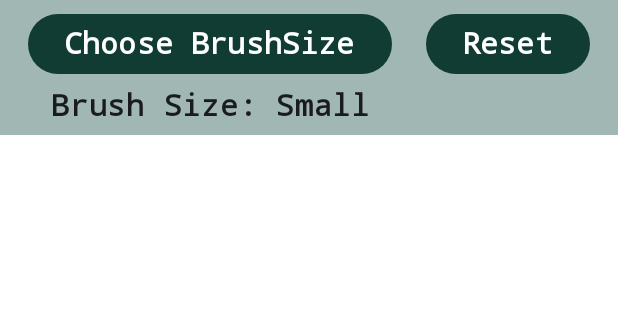
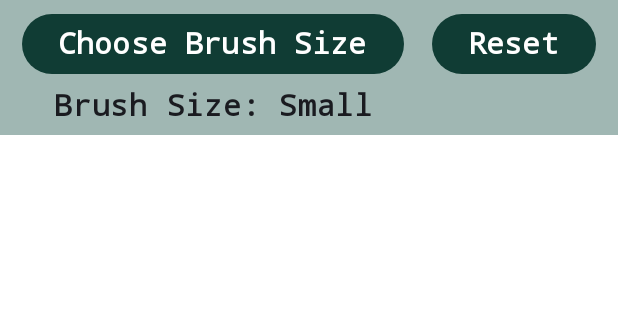
Before and after one commit to agsmarr/IAO8_Technical, an Android app built with Jetpack Compose: the screen it shows after launch (MainActivity), on a phone screen of 412 x 824 dp, the part 96-416 px from its top. Run offline under Robolectric (Android 15) with nearby library versions, the phone set to English and light mode, and no system bars.

Commit message:
Implemented drawing functionality

```diff
--- a/app/build.gradle.kts
+++ b/app/build.gradle.kts
@@ -44,6 +44,7 @@ dependencies {
     implementation(libs.androidx.compose.ui.tooling.preview)
     implementation(libs.androidx.core.ktx)
     implementation(libs.androidx.lifecycle.runtime.ktx)
+    //implementation(libs.androidx.ui.graphics)
     testImplementation(libs.junit)
     androidTestImplementation(platform(libs.androidx.compose.bom))
     androidTestImplementation(libs.androidx.compose.ui.test.junit4)
--- a/app/src/main/java/com/example/doodle/MainActivity.kt
+++ b/app/src/main/java/com/example/doodle/MainActivity.kt
@@ -13,13 +13,12 @@ import androidx.compose.material3.Scaffold
 import androidx.compose.material3.Text
 import androidx.compose.runtime.Composable
 import androidx.compose.ui.Modifier
-import androidx.compose.ui.tooling.preview.Preview
 import com.example.doodle.ui.theme.DoodleTheme
-import androidx.compose.foundation.layout.Box
 import androidx.compose.material3.CenterAlignedTopAppBar
 import androidx.compose.material3.ExperimentalMaterial3Api
 import androidx.compose.material3.MaterialTheme
 import androidx.compose.ui.graphics.Color
+import androidx.compose.ui.graphics.Path
 import androidx.compose.material3.TopAppBarDefaults
 import androidx.compose.ui.text.font.FontFamily
 import androidx.compose.ui.text.style.TextOverflow
@@ -39,21 +38,28 @@ import androidx.compose.ui.Alignment
 import androidx.compose.ui.text.font.FontWeight
 import androidx.compose.ui.unit.dp
 import androidx.compose.ui.unit.sp
+import androidx.compose.foundation.gestures.detectDragGestures
+import androidx.compose.runtime.mutableStateListOf
+import androidx.compose.ui.input.pointer.pointerInput
+import androidx.compose.ui.geometry.Offset
+import androidx.compose.ui.graphics.drawscope.Stroke
 
 val DarkGreen = Color(0xFF103C34)
 val lightGreen = Color(0xFFA0B7B3)
-var brushSize = "Small"
+var brushSize = 10f
 
-var isClear = true
-
+data class StrokePath(
+    val path: Path,
+    val width: Float
+    )
 class MainActivity : ComponentActivity() {
     override fun onCreate(savedInstanceState: Bundle?) {
         super.onCreate(savedInstanceState)
         enableEdgeToEdge()
         setContent {
             DoodleTheme {
+                val paths = remember { mutableStateListOf<StrokePath>() }
                 Scaffold(modifier = Modifier.fillMaxSize()) { innerPadding ->
-
                     Column(
                         modifier = Modifier.padding(innerPadding)
                     ) {
@@ -66,16 +72,16 @@ class MainActivity : ComponentActivity() {
                             horizontalArrangement = Arrangement.SpaceEvenly
                         ) {
                             DropMenu()
-                            ResetButton(onClick = { isClear = true })
+                            ResetButton(onClick = { paths.clear() })
                         }
-                        Canvas()
+                        DrawCanvas(paths)
                     }
                 }
             }
         }
     }
 }
-
+//Header
 @OptIn(ExperimentalMaterial3Api::class)
 @Composable
 fun HeaderBar() {
@@ -97,7 +103,7 @@ fun HeaderBar() {
                 }
     )
 }
-//Dropdown button
+//Dropdown button to select brush size
 @Composable
 fun DropdownButton(onClick: () -> Unit) {
     Column (
@@ -111,7 +117,7 @@ fun DropdownButton(onClick: () -> Unit) {
             )
         )
         {
-            Text("Choose BrushSize",
+            Text("Choose Brush Size",
                 fontSize = 20.sp,
                 fontFamily = FontFamily.Monospace,
                 fontWeight = FontWeight.Bold,
@@ -120,6 +126,7 @@ fun DropdownButton(onClick: () -> Unit) {
         }
     }
 }
+//Dropdown feature for brush size button
 @Composable
 fun DropMenu() {
     Column (horizontalAlignment =
@@ -133,25 +140,35 @@ fun DropMenu() {
     ) {
         DropdownMenuItem(
             text = { Text("Small") },
-            onClick = { expanded = false; brushSize = "Small"}
+            onClick = { expanded = false; brushSize = 10f }
         )
         DropdownMenuItem(
             text = { Text("Medium") },
-            onClick = { expanded = false; brushSize = "Medium" }
+            onClick = { expanded = false; brushSize = 40f }
         )
         DropdownMenuItem(
             text = { Text("Large") },
-            onClick = { expanded = false; brushSize = "Large" }
+            onClick = { expanded = false; brushSize = 70f }
         )
 }
-    Text("Brush Size: $brushSize",
+        var size: String
+        if (brushSize == 10f) {
+            size = "Small"
+        }
+        else if (brushSize == 40f) {
+            size = "Medium"
+        }
+        else {
+            size = "Large"
+        }
+    Text("Brush Size: $size",
         fontSize = 20.sp,
         fontFamily = FontFamily.Monospace,
         fontWeight = FontWeight.ExtraBold
         )
 }
 }
-
+//Button to reset the canvas
 @Composable
 fun ResetButton(onClick: () -> Unit) {
     FilledTonalButton(onClick = {onClick() },
@@ -170,7 +187,8 @@ fun ResetButton(onClick: () -> Unit) {
 
 //Setup canvas to listen for drag events
 @Composable
-fun Canvas() {
+fun DrawCanvas(pathsRef: MutableList<StrokePath>) {
+    var currentPath by remember {mutableStateOf(StrokePath(Path(), 10f))}
     Column {
     Canvas(modifier =
         Modifier
@@ -178,6 +196,39 @@ fun Canvas() {
             .height(80.dp)
             .weight(1f)
             .background(Color.White)
-    ) { }
+            .pointerInput(Unit) {
+            detectDragGestures(
+                onDragStart = { offset: Offset ->
+                    val newPath = Path()
+                    newPath.moveTo(offset.x, offset.y)
+                    val newStrokePath = StrokePath(newPath, brushSize)
+                    currentPath = newStrokePath
+                },
+                onDrag = {change, dragAmount ->
+                    val updatedPath = Path()
+                    updatedPath.addPath(currentPath.path)
+
+                    updatedPath.lineTo(
+                        change.position.x,
+                        change.position.y
+                    )
+                    currentPath = StrokePath(updatedPath,currentPath.width)
+                },
+                onDragEnd = {
+                    pathsRef.add(currentPath)
+                    currentPath = StrokePath(Path(), 10f)
+                }
+            )
+            }
+    ) {
+        pathsRef.forEach { ref: StrokePath ->
+            drawPath(
+                ref.path,
+                Color.Black,
+                style = Stroke(width = ref.width)
+            )
+        }
+        drawPath(currentPath.path, Color.Black, style = Stroke(width = currentPath.width))
+    }
     }
 }
--- a/gradle/libs.versions.toml
+++ b/gradle/libs.versions.toml
@@ -7,7 +7,8 @@ espressoCore = "3.5.1"
 lifecycleRuntimeKtx = "2.6.1"
 activityCompose = "1.8.0"
 kotlin = "2.2.10"
-composeBom = "2026.02.01"
+composeBom = "2025.12.00"
+uiGraphics = "1.13.0"
 
 [libraries]
 androidx-core-ktx = { group = "androidx.core", name = "core-ktx", version.ref = "coreKtx" }
@@ -24,6 +25,7 @@ androidx-compose-ui-tooling-preview = { group = "androidx.compose.ui", name = "u
 androidx-compose-ui-test-manifest = { group = "androidx.compose.ui", name = "ui-test-manifest" }
 androidx-compose-ui-test-junit4 = { group = "androidx.compose.ui", name = "ui-test-junit4" }
 androidx-compose-material3 = { group = "androidx.compose.material3", name = "material3" }
+androidx-ui-graphics = { group = "androidx.compose.ui", name = "ui-graphics", version.ref = "uiGraphics" }
 
 [plugins]
 android-application = { id = "com.android.application", version.ref = "agp" }
```
